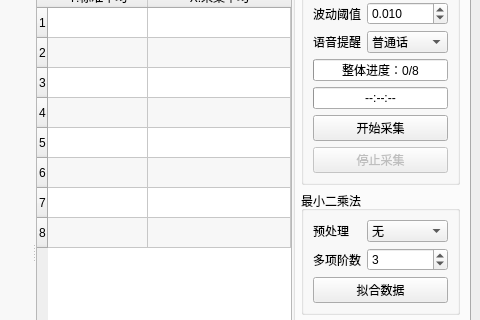
Qt form mainwindow.ui (m-RNA/TemperatureSelfCorrectionBasedOnQtSerial) before a commit; both pictures show x 594 to 1074 and y 181 to 501 of the 1074 by 744 pixel window.
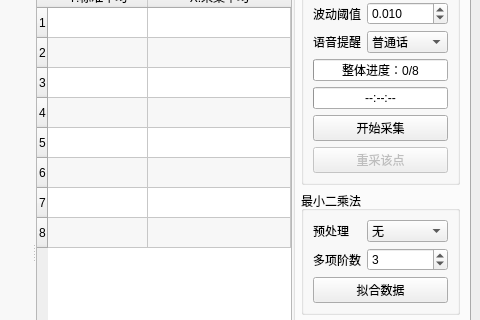
The same form after that commit. Icons and pictures are not drawn. Custom widgets are drawn as their Qt base class.

Commit message: 优化：采集按钮的交互与相关代码；暂未查看有无BUG

Diff of the .ui file:
```diff
--- a/mainwindow.ui
+++ b/mainwindow.ui
@@ -302,7 +302,7 @@
                  </sizepolicy>
                 </property>
                 <property name="text">
-                 <string>停止采集</string>
+                 <string>重采该点</string>
                 </property>
                 <property name="icon">
                  <iconset resource="main.qrc">
```
Left out of the diff: 4 changed lines with no effect on the pictures. The commit also changes 2 other files.
